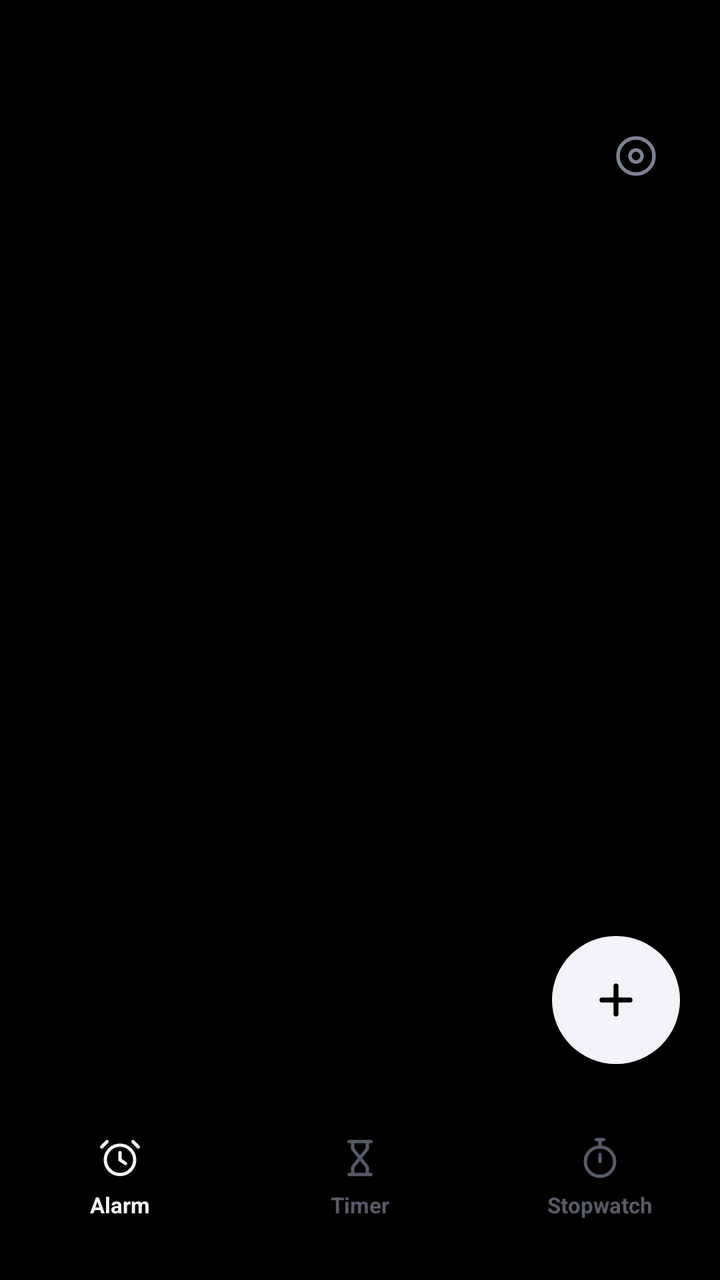
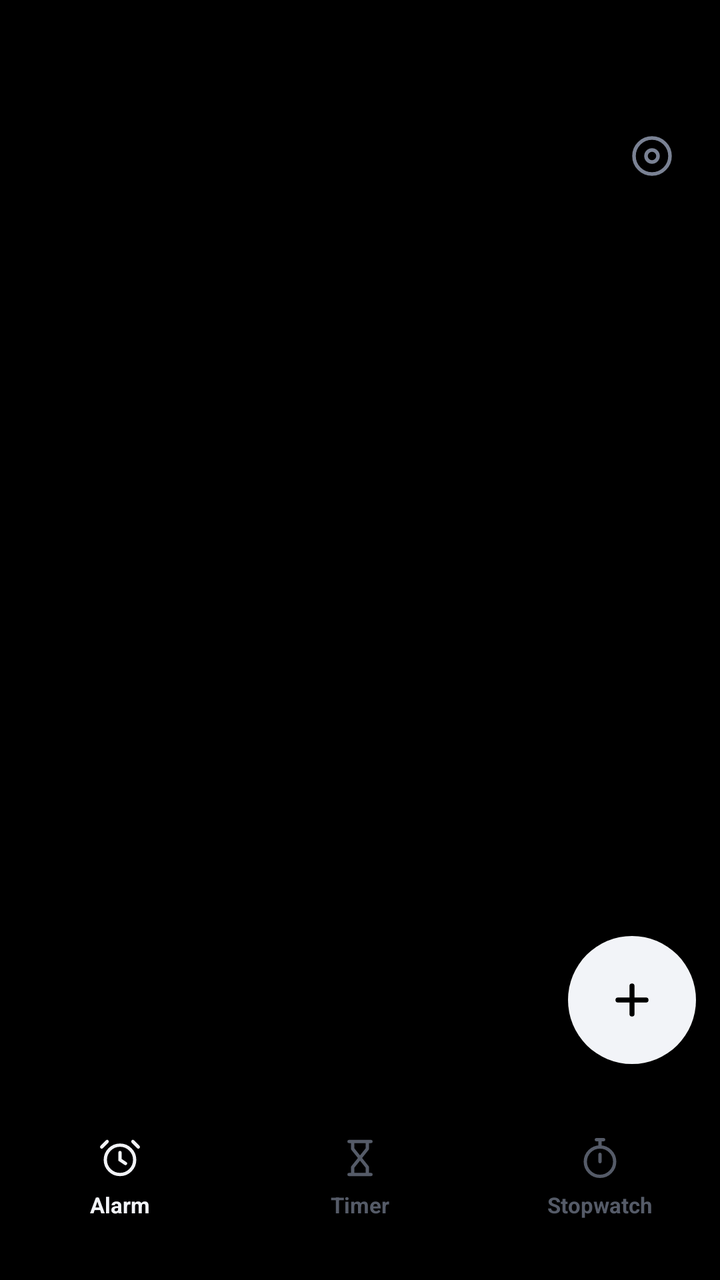

Before-and-after screenshots of an Android layout around one commit, followed by the original layout XML and the change that was made.
<!-- AndroidManifest.xml: application theme Theme.WhyNotYou -->
<!-- res/layout/activity_main.xml -->
<?xml version="1.0" encoding="utf-8"?>
<FrameLayout xmlns:android="http://schemas.android.com/apk/res/android"
    android:layout_width="match_parent"
    android:layout_height="match_parent"
    android:background="#000000">

    
    <ScrollView
        android:id="@+id/tab_alarm"
        android:layout_width="match_parent"
        android:layout_height="match_parent"
        android:paddingBottom="88dp"
        android:clipToPadding="false">

        <LinearLayout
            android:layout_width="match_parent"
            android:layout_height="wrap_content"
            android:orientation="vertical"
            android:paddingStart="20dp"
            android:paddingTop="56dp"
            android:paddingEnd="20dp"
            android:paddingBottom="100dp">

            <LinearLayout
                android:layout_width="match_parent"
                android:layout_height="44dp"
                android:gravity="center_vertical"
                android:orientation="horizontal">
                <TextView
                    android:id="@+id/txt_next"
                    android:layout_width="0dp"
                    android:layout_height="wrap_content"
                    android:layout_weight="1"
                    android:text=""
                    android:textColor="#7A8294"
                    android:textSize="13sp" />
                <ImageButton
                    android:id="@+id/btn_gear"
                    android:layout_width="44dp"
                    android:layout_height="44dp"
                    android:background="@android:color/transparent"
                    android:contentDescription="Messages and setup"
                    android:src="@drawable/ic_gear"
                    android:tint="#7A8294" />
            </LinearLayout>

            <TextView
                android:id="@+id/txt_warning"
                android:layout_width="match_parent"
                android:layout_height="wrap_content"
                android:layout_marginTop="8dp"
                android:background="@drawable/bg_card_amber"
                android:padding="14dp"
                android:text=""
                android:textColor="#F2F4F8"
                android:textSize="13sp"
                android:textStyle="bold"
                android:visibility="gone" />

            <TextView
                android:id="@+id/txt_crash"
                android:layout_width="match_parent"
                android:layout_height="wrap_content"
                android:layout_marginTop="8dp"
                android:background="@drawable/bg_card_amber"
                android:padding="14dp"
                android:text=""
                android:textColor="#F2F4F8"
                android:textSize="11sp"
                android:fontFamily="monospace"
                android:textIsSelectable="true"
                android:visibility="gone" />

            <LinearLayout
                android:id="@+id/list_alarms"
                android:layout_width="match_parent"
                android:layout_height="wrap_content"
                android:layout_marginTop="12dp"
                android:orientation="vertical" />

            <TextView
                android:id="@+id/txt_empty"
                android:layout_width="match_parent"
                android:layout_height="wrap_content"
                android:layout_marginTop="80dp"
                android:gravity="center"
                android:text="No alarms"
                android:textColor="#3A3F4B"
                android:textSize="18sp"
                android:textStyle="bold"
                android:visibility="gone" />
        </LinearLayout>
    </ScrollView>

    
    <include
        android:id="@+id/tab_timer"
        layout="@layout/tab_timer"
        android:layout_width="match_parent"
        android:layout_height="match_parent"
        android:visibility="gone" />

    
    <include
        android:id="@+id/tab_stopwatch"
        layout="@layout/tab_stopwatch"
        android:layout_width="match_parent"
        android:layout_height="match_parent"
        android:visibility="gone" />

    <ImageButton
        android:id="@+id/fab_add"
        android:layout_width="64dp"
        android:layout_height="64dp"
        android:layout_gravity="bottom|end"
        android:layout_marginEnd="20dp"
        android:layout_marginBottom="108dp"
        android:background="@drawable/bg_circle_amber"
        android:contentDescription="Add alarm"
        android:src="@drawable/ic_plus"
        android:tint="#000000" />

    
    <LinearLayout
        android:id="@+id/nav"
        android:layout_width="match_parent"
        android:layout_height="88dp"
        android:layout_gravity="bottom"
        android:background="#000000"
        android:gravity="center"
        android:orientation="horizontal"
        android:paddingBottom="14dp">
        <LinearLayout android:id="@+id/nav_alarm" style="@style/NavItem">
            <ImageView android:layout_width="22dp" android:layout_height="22dp" android:src="@drawable/ic_alarm" android:tint="#F2F4F8" android:importantForAccessibility="no" />
            <TextView style="@style/NavLabel" android:text="Alarm" android:textColor="#F2F4F8" />
        </LinearLayout>
        <LinearLayout android:id="@+id/nav_timer" style="@style/NavItem">
            <ImageView android:layout_width="22dp" android:layout_height="22dp" android:src="@drawable/ic_timer" android:tint="#555B68" android:importantForAccessibility="no" />
            <TextView style="@style/NavLabel" android:text="Timer" android:textColor="#555B68" />
        </LinearLayout>
        <LinearLayout android:id="@+id/nav_stopwatch" style="@style/NavItem">
            <ImageView android:layout_width="22dp" android:layout_height="22dp" android:src="@drawable/ic_stopwatch" android:tint="#555B68" android:importantForAccessibility="no" />
            <TextView style="@style/NavLabel" android:text="Stopwatch" android:textColor="#555B68" />
        </LinearLayout>
    </LinearLayout>
</FrameLayout>
<!-- res/layout/tab_timer.xml (included above) -->
<?xml version="1.0" encoding="utf-8"?>
<FrameLayout xmlns:android="http://schemas.android.com/apk/res/android"
    android:layout_width="match_parent"
    android:layout_height="match_parent">

    
    <LinearLayout
        android:id="@+id/timer_pick"
        android:layout_width="match_parent"
        android:layout_height="match_parent"
        android:gravity="center_horizontal"
        android:orientation="vertical"
        android:paddingTop="56dp"
        android:paddingBottom="100dp">

        <LinearLayout
            android:layout_width="match_parent"
            android:layout_height="44dp"
            android:gravity="end|center_vertical"
            android:orientation="horizontal"
            android:paddingEnd="24dp">
            <ImageButton
                android:id="@+id/timer_gear"
                android:layout_width="44dp"
                android:layout_height="44dp"
                android:background="@android:color/transparent"
                android:contentDescription="Timer settings"
                android:src="@drawable/ic_gear"
                android:tint="#7A8294" />
        </LinearLayout>

        <LinearLayout
            android:layout_width="match_parent"
            android:layout_height="wrap_content"
            android:layout_marginTop="8dp"
            android:gravity="center"
            android:orientation="horizontal"
            android:paddingStart="16dp"
            android:paddingEnd="16dp">
            <LinearLayout style="@style/PickerCol">
                <TextView style="@style/PickerLabel" android:text="Hours" />
                <com.whynotyou.alarm.WheelView android:id="@+id/np_h" style="@style/Picker" />
            </LinearLayout>
            <LinearLayout style="@style/PickerCol">
                <TextView style="@style/PickerLabel" android:text="Minutes" />
                <com.whynotyou.alarm.WheelView android:id="@+id/np_m" style="@style/Picker" />
            </LinearLayout>
            <LinearLayout style="@style/PickerCol">
                <TextView style="@style/PickerLabel" android:text="Seconds" />
                <com.whynotyou.alarm.WheelView android:id="@+id/np_s" style="@style/Picker" />
            </LinearLayout>
        </LinearLayout>

        <LinearLayout
            android:layout_width="wrap_content"
            android:layout_height="wrap_content"
            android:layout_marginTop="40dp"
            android:orientation="horizontal">
            <TextView android:id="@+id/preset_1" style="@style/Preset" android:text="5 min" />
            <TextView android:id="@+id/preset_2" style="@style/Preset" android:layout_marginStart="10dp" android:text="10 min" />
            <TextView android:id="@+id/preset_3" style="@style/Preset" android:layout_marginStart="10dp" android:text="25 min" />
        </LinearLayout>

        <Button
            android:id="@+id/timer_start"
            android:layout_width="120dp"
            android:layout_height="120dp"
            android:layout_marginTop="72dp"
            android:background="@drawable/bg_circle_amber"
            android:text="Start"
            android:textAllCaps="false"
            android:textColor="#000000"
            android:textSize="18sp"
            android:textStyle="bold" />
    </LinearLayout>

    
    <LinearLayout
        android:id="@+id/timer_run"
        android:layout_width="match_parent"
        android:layout_height="match_parent"
        android:gravity="center_horizontal"
        android:orientation="vertical"
        android:paddingTop="140dp"
        android:paddingBottom="100dp"
        android:visibility="gone">
        <TextView
            android:id="@+id/timer_remaining"
            android:layout_width="wrap_content"
            android:layout_height="wrap_content"
            android:text="23:00"
            android:textColor="#F2F4F8"
            android:textSize="80sp"
            android:textStyle="bold"
            android:letterSpacing="-0.03" />
        <com.whynotyou.alarm.OrbView
            android:id="@+id/timer_orb"
            android:layout_width="160dp"
            android:layout_height="160dp"
            android:layout_marginTop="56dp" />
        <View android:layout_width="0dp" android:layout_height="0dp" android:layout_weight="1" />
        <LinearLayout
            android:layout_width="wrap_content"
            android:layout_height="wrap_content"
            android:orientation="horizontal">
            <Button android:id="@+id/timer_cancel" style="@style/BigRoundOutline" android:text="Cancel" />
            <Button android:id="@+id/timer_pause" style="@style/BigRoundAmber" android:layout_marginStart="48dp" android:text="Pause" />
        </LinearLayout>
    </LinearLayout>
</FrameLayout>
<!-- res/layout/tab_stopwatch.xml (included above) -->
<?xml version="1.0" encoding="utf-8"?>
<LinearLayout xmlns:android="http://schemas.android.com/apk/res/android"
    android:layout_width="match_parent"
    android:layout_height="match_parent"
    android:gravity="center_horizontal"
    android:orientation="vertical"
    android:paddingStart="20dp"
    android:paddingTop="120dp"
    android:paddingEnd="20dp"
    android:paddingBottom="112dp">

    <TextView
        android:id="@+id/sw_time"
        android:layout_width="wrap_content"
        android:layout_height="wrap_content"
        android:fontFamily="sans-serif"
        android:text="00:00.00"
        android:textColor="#F2F4F8"
        android:textSize="64sp"
        android:textStyle="bold"
        android:letterSpacing="-0.03" />

    <ScrollView
        android:layout_width="match_parent"
        android:layout_height="0dp"
        android:layout_marginTop="40dp"
        android:layout_weight="1">
        <LinearLayout
            android:id="@+id/sw_laps"
            android:layout_width="match_parent"
            android:layout_height="wrap_content"
            android:orientation="vertical" />
    </ScrollView>

    <LinearLayout
        android:layout_width="wrap_content"
        android:layout_height="wrap_content"
        android:layout_marginTop="24dp"
        android:orientation="horizontal">
        <Button android:id="@+id/sw_lap" style="@style/BigRoundOutline" android:text="Lap" />
        <Button android:id="@+id/sw_start" style="@style/BigRoundAmber" android:layout_marginStart="48dp" android:text="Start" />
    </LinearLayout>
</LinearLayout>
<!-- resources referenced by this layout -->
<resources>
  <!-- drawable bg_card_amber (drawable) -->
  <?xml version="1.0" encoding="utf-8"?>
  <shape xmlns:android="http://schemas.android.com/apk/res/android" android:shape="rectangle">
      <solid android:color="#3A2A10" />
      <stroke android:width="1dp" android:color="#F5A524" />
      <corners android:radius="16dp" />
  </shape>
  <!-- drawable bg_circle_amber (drawable) -->
  <?xml version="1.0" encoding="utf-8"?>
  <shape xmlns:android="http://schemas.android.com/apk/res/android" android:shape="oval">
      <solid android:color="#F2F4F8" />
  </shape>
  <!-- drawable ic_plus (drawable) -->
  <?xml version="1.0" encoding="utf-8"?>
  <vector xmlns:android="http://schemas.android.com/apk/res/android"
      android:width="24dp" android:height="24dp"
      android:viewportWidth="24" android:viewportHeight="24">
      <path android:fillColor="#00000000" android:strokeColor="#FFFFFFFF" android:strokeWidth="2.5" android:strokeLineCap="round" android:pathData="M12,5V19M5,12H19"/>
  </vector>
  <style name="NavItem">
          <item name="android:layout_width">0dp</item>
          <item name="android:layout_height">56dp</item>
          <item name="android:layout_weight">1</item>
          <item name="android:orientation">vertical</item>
          <item name="android:gravity">center</item>
          <item name="android:background">?android:attr/selectableItemBackgroundBorderless</item>
      </style>
  <style name="NavLabel">
          <item name="android:layout_width">wrap_content</item>
          <item name="android:layout_height">wrap_content</item>
          <item name="android:layout_marginTop">5dp</item>
          <item name="android:textSize">11sp</item>
          <item name="android:textStyle">bold</item>
      </style>
  <style name="Picker">
          <item name="android:layout_width">match_parent</item>
          <item name="android:layout_height">220dp</item>
      </style>
  <style name="PickerCol">
          <item name="android:layout_width">104dp</item>
          <item name="android:layout_height">wrap_content</item>
          <item name="android:orientation">vertical</item>
          <item name="android:gravity">center_horizontal</item>
      </style>
  <style name="PickerLabel">
          <item name="android:layout_width">wrap_content</item>
          <item name="android:layout_height">wrap_content</item>
          <item name="android:layout_marginBottom">16dp</item>
          <item name="android:textColor">#7A8294</item>
          <item name="android:textSize">13sp</item>
      </style>
  <!-- drawable bg_circle_secondary (drawable) -->
  <?xml version="1.0" encoding="utf-8"?>
  <shape xmlns:android="http://schemas.android.com/apk/res/android" android:shape="oval">
      <solid android:color="#15181F" />
  </shape>
  <!-- drawable bg_pill_outline (drawable) -->
  <?xml version="1.0" encoding="utf-8"?>
  <shape xmlns:android="http://schemas.android.com/apk/res/android" android:shape="rectangle">
      <solid android:color="#000000" />
      <stroke android:width="1dp" android:color="#22262F" />
      <corners android:radius="28dp" />
  </shape>
  <style name="TimePickerDark" parent="android:Widget.Material.TimePicker">
          <item name="android:headerBackground">#0B0D12</item>
          <item name="android:numbersBackgroundColor">#15181F</item>
          <item name="android:numbersSelectorColor">#F2F4F8</item>
          <item name="android:numbersTextColor">#F2F4F8</item>
      </style>
  <style name="DialogDark" parent="Theme.MaterialComponents.Dialog">
          <item name="colorPrimary">#F2F4F8</item>
          <item name="colorAccent">#F2F4F8</item>
          <item name="android:background">#0B0D12</item>
          <item name="android:textColorPrimary">#F2F4F8</item>
          <item name="android:textColorSecondary">#7A8294</item>
      </style>
  <!-- unchanged entries left out for length: 8 -->
</resources>

<!-- the commit's change to res/layout/activity_main.xml (unified diff, before → after) -->
@@ -16,9 +16,9 @@
             android:layout_width="match_parent"
             android:layout_height="wrap_content"
             android:orientation="vertical"
-            android:paddingStart="20dp"
+            android:paddingStart="12dp"
             android:paddingTop="56dp"
-            android:paddingEnd="20dp"
+            android:paddingEnd="12dp"
             android:paddingBottom="100dp">
 
             <LinearLayout
@@ -113,7 +113,7 @@
         android:layout_width="64dp"
         android:layout_height="64dp"
         android:layout_gravity="bottom|end"
-        android:layout_marginEnd="20dp"
+        android:layout_marginEnd="12dp"
         android:layout_marginBottom="108dp"
         android:background="@drawable/bg_circle_amber"
         android:contentDescription="Add alarm"
@@ -165,7 +165,7 @@
             android:layout_height="44dp"
             android:gravity="end|center_vertical"
             android:orientation="horizontal"
-            android:paddingEnd="24dp">
+            android:paddingEnd="12dp">
             <ImageButton
                 android:id="@+id/timer_gear"
                 android:layout_width="44dp"
@@ -262,9 +262,9 @@
     android:layout_height="match_parent"
     android:gravity="center_horizontal"
     android:orientation="vertical"
-    android:paddingStart="20dp"
+    android:paddingStart="12dp"
     android:paddingTop="120dp"
-    android:paddingEnd="20dp"
+    android:paddingEnd="12dp"
     android:paddingBottom="112dp">
 
     <TextView
